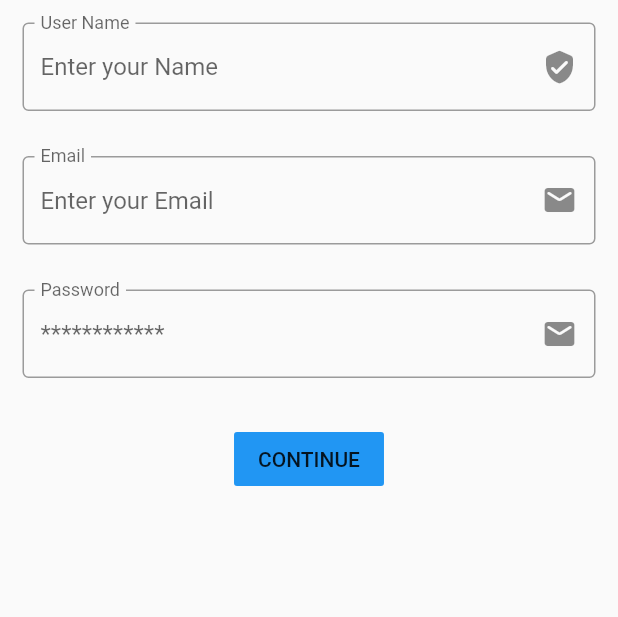
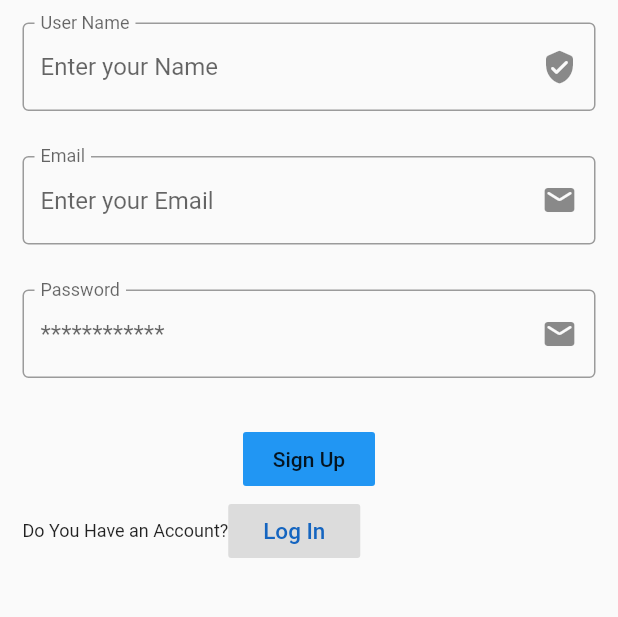
Before and after one commit to SoorajSahu/Stayfit, a Flutter app: the screen it shows after launch, after a tap on "Get Started", on a phone screen of 412 x 824 dp, the part 309-926 px from its top. Run offline on Flutter 3.47's test engine with Material 2 defaults, Android fonts, the phone set to English and light mode, and no system bars; our stand-ins replace timer_count_down.

Commit message:
Update Register_page.dart
Login Button added in Sign Up page

```diff
--- a/lib/pages/Register_page.dart
+++ b/lib/pages/Register_page.dart
@@ -1,7 +1,7 @@
 import 'dart:convert';
 import '../sizeconfig.dart';
 import 'package:flutter/material.dart';
-import 'package:Stayfit/pages/All_apps.dart';
+import 'All_apps.dart';
 import 'login_page.dart';
 import '../apilink.dart';
 import 'package:http/http.dart' as http;
@@ -77,23 +77,10 @@ class _State extends State<StayFitApp> {
                       buildpasswordNumberFormField(),
                       SizedBox(height: 30),
                       FlatButton(
-                        child: Text("CONTINUE"),
+                        child: Text("Sign Up"),
                         color: Colors.blue,
                         onPressed: () {
                           if (_formKey.currentState.validate()) {
-                            //  showDialog(
-                            //     barrierDismissible: false,
-                            //     context: context,
-                            //     builder: (BuildContext context) => AlertDialog(
-                            //           content: ,
-                            //           actions: [
-                            //             TextButton(
-                            //               child: const Text('Ok'),
-                            //               onPressed: () =>
-                            //                   {Navigator.pop(context)},
-                            //             ),
-                            //           ],
-                            //         ));
                             Signup(nameController.text, emailController.text,
                                 passwordController.text);
                           } else {
@@ -113,6 +100,31 @@ class _State extends State<StayFitApp> {
                                     ));
                           }
                         },
+                      ),
+                      new Container(
+                        child: new Row(
+                          children: [
+                            Text(
+                              'Do You Have an Account?',
+                              style: TextStyle(fontSize: 12),
+                            ),
+                            FlatButton(
+                              textColor: Colors.blue[800],
+                              child: Text(
+                                'Log In',
+                                style: TextStyle(
+                                    fontSize: 15, color: Colors.blue[800]),
+                              ),
+                              onPressed: () {
+                                Navigator.push(
+                                    context,
+                                    new MaterialPageRoute(
+                                        builder: (context) => LogIn()));
+                              },
+                              color: Colors.black12,
+                            ),
+                          ],
+                        ),
                       ),
                     ],
                   ),
```
